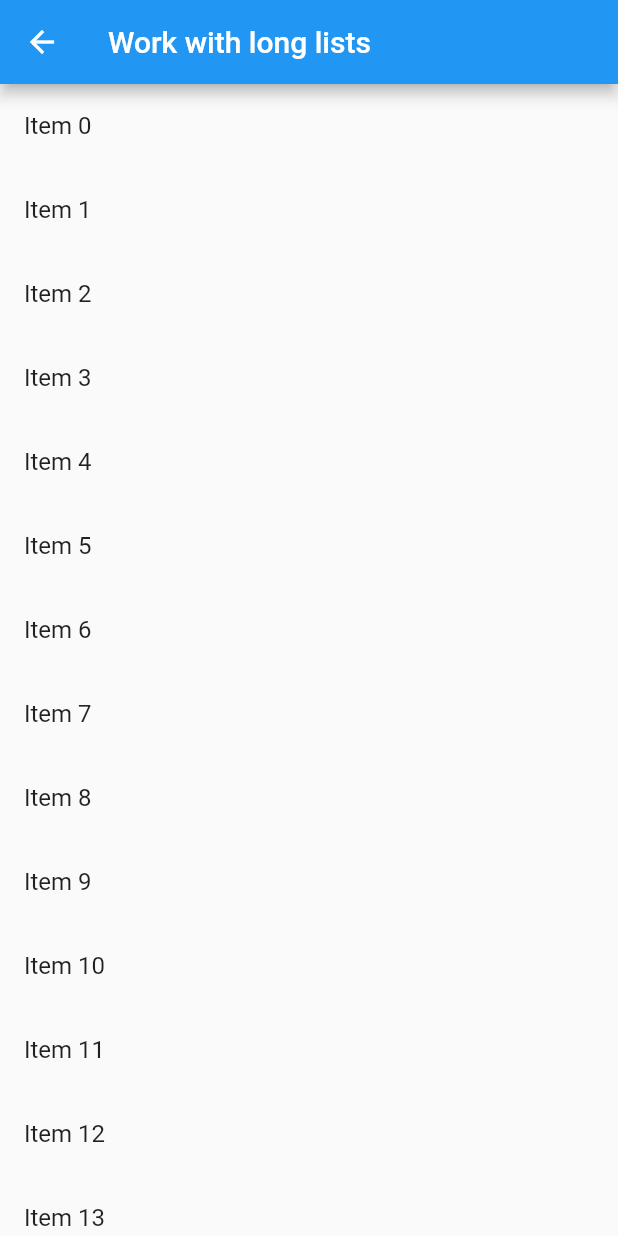
After one commit to xrr2016/flutter-cookbook, a Flutter app: the Listpage screen opened directly, after a tap on "Work with long lists", on a phone screen of 412 x 824 dp. The commit adds this screen. Run offline on Flutter 3.47's test engine with Material 2 defaults, Android fonts, the phone set to English and light mode, and no system bars; our stand-ins replace cached_network_image, transparent_image; Roboto replaces fonts that are missing (Montserrat).

Commit message:
feat: long lists page

```diff
--- a/lib/lists/list_page.dart
+++ b/lib/lists/list_page.dart
@@ -2,6 +2,7 @@ import 'package:flutter/material.dart';
 import 'package:flutter_cookbook/lists/floating_app_bar_page.dart';
 import 'package:flutter_cookbook/lists/grid_list_page.dart';
 import 'package:flutter_cookbook/lists/horizontal_list_page.dart';
+import 'package:flutter_cookbook/lists/long_lists_page.dart';
 import 'package:flutter_cookbook/lists/types_list_page.dart';
 
 class Listpage extends StatelessWidget {
@@ -57,6 +58,17 @@ class Listpage extends StatelessWidget {
               );
             },
           ),
+          ListTile(
+            title: Text('Work with long lists'),
+            onTap: () {
+              Navigator.push(
+                context,
+                MaterialPageRoute(
+                  builder: (context) => LongListsPage(),
+                ),
+              );
+            },
+          ),
         ],
       ),
     );
--- /dev/null
+++ b/lib/lists/long_lists_page.dart
@@ -0,0 +1,22 @@
+import 'package:flutter/material.dart';
+
+class LongListsPage extends StatelessWidget {
+  final items = List<String>.generate(10000, (i) => "Item $i");
+
+  @override
+  Widget build(BuildContext context) {
+    return Scaffold(
+      appBar: AppBar(
+        title: Text('Work with long lists'),
+      ),
+      body: ListView.builder(
+        itemCount: items.length,
+        itemBuilder: (ctx, index) {
+          return ListTile(
+            title: Text('${items[index]}'),
+          );
+        },
+      ),
+    );
+  }
+}
```
